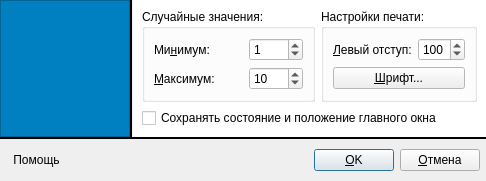
leppa/tspsg, file ui/settingsdialog.ui: the form before one commit.
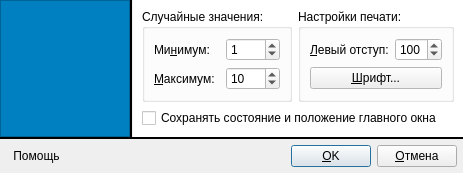
The form after the commit. Icons and pictures are not drawn.

Commit message: Now label hint (and Settings Dialog) aren't resized when text changes from one-line to two-line and vice versa. This is a hack! Any better solution?

Patch:
```diff
--- a/ui/settingsdialog.ui
+++ b/ui/settingsdialog.ui
@@ -5,8 +5,8 @@
    <rect>
     <x>0</x>
     <y>0</y>
-    <width>440</width>
-    <height>176</height>
+    <width>436</width>
+    <height>172</height>
    </rect>
   </property>
   <property name="windowTitle" >
@@ -380,20 +380,17 @@
          <verstretch>0</verstretch>
         </sizepolicy>
        </property>
-       <property name="minimumSize" >
-        <size>
-         <width>235</width>
-         <height>30</height>
-        </size>
-       </property>
        <property name="statusTip" >
-        <string>Наведите указателем мыши на требуемый элемент диалога, чтоб получить подсказку</string>
+        <string>Наведите указатель мыши на элемент диалога, чтоб получить подсказку</string>
+       </property>
+       <property name="text" >
+        <string/>
        </property>
        <property name="textFormat" >
         <enum>Qt::PlainText</enum>
        </property>
        <property name="alignment" >
-        <set>Qt::AlignJustify|Qt::AlignVCenter</set>
+        <set>Qt::AlignJustify|Qt::AlignTop</set>
        </property>
        <property name="wordWrap" >
         <bool>true</bool>
```
Left out of the diff: 2 changed lines with no effect on the pictures. The commit also changes 1 other file.
